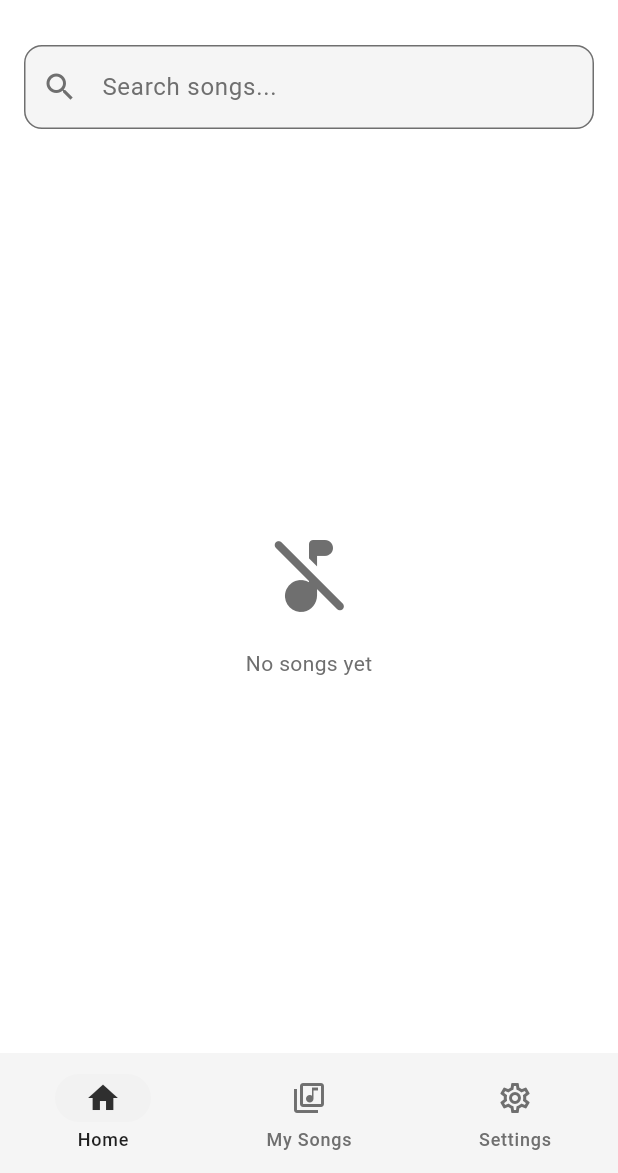
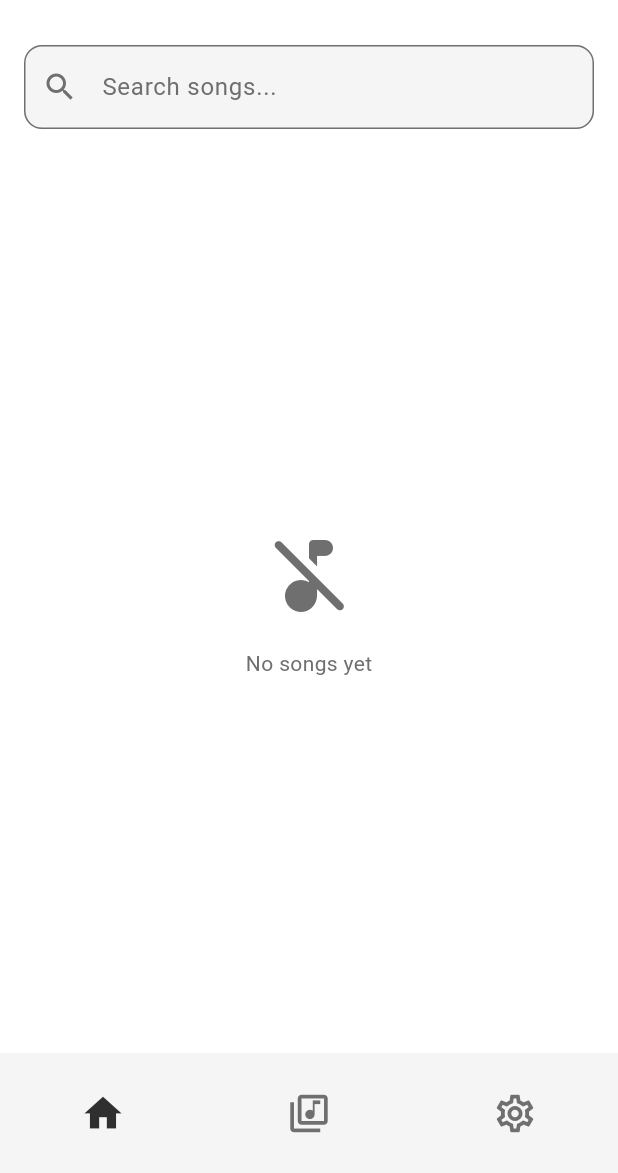
Before and after one commit to dirgaydtm/echion, a Flutter app: the MainScreen screen opened directly, on a phone screen of 412 x 824 dp, the part 63-1236 px from its top. Run offline on Flutter 3.47's test engine with Material 3 defaults, Android fonts, the phone set to English and light mode, and no system bars; our stand-ins replace cached_network_image, dio, file_picker, flutter_riverpod, flutter_svg, hive_flutter and 1 more; accounts and stored records are empty; network calls fail.

Commit message:
feat: improve navbar

```diff
--- a/lib/app/app.dart
+++ b/lib/app/app.dart
@@ -78,29 +78,34 @@ class _MainScreenState extends State<MainScreen> {
         index: _currentIndex,
         children: const [HomePage(), MySongsPage(), SettingsPage()],
       ),
-      bottomNavigationBar: NavigationBar(
+      bottomNavigationBar: Theme(
+        data: Theme.of(context).copyWith(splashColor: Colors.transparent),
+        child: NavigationBar(
           selectedIndex: _currentIndex,
           onDestinationSelected: (index) {
             setState(() => _currentIndex = index);
           },
+          labelBehavior: NavigationDestinationLabelBehavior.alwaysHide,
+          indicatorColor: Colors.transparent,
           destinations: const [
             NavigationDestination(
-            icon: Icon(Icons.home_outlined),
-            selectedIcon: Icon(Icons.home),
+              icon: Icon(Icons.home_outlined, size: 30),
+              selectedIcon: Icon(Icons.home, size: 30),
               label: 'Home',
             ),
             NavigationDestination(
-            icon: Icon(Icons.library_music_outlined),
-            selectedIcon: Icon(Icons.library_music),
+              icon: Icon(Icons.library_music_outlined, size: 30),
+              selectedIcon: Icon(Icons.library_music, size: 30),
               label: 'My Songs',
             ),
             NavigationDestination(
-            icon: Icon(Icons.settings_outlined),
-            selectedIcon: Icon(Icons.settings),
+              icon: Icon(Icons.settings_outlined, size: 30),
+              selectedIcon: Icon(Icons.settings, size: 30),
               label: 'Settings',
             ),
           ],
         ),
+      ),
     );
   }
 }
```
Lines whose indentation alone changed are shown as unchanged.
